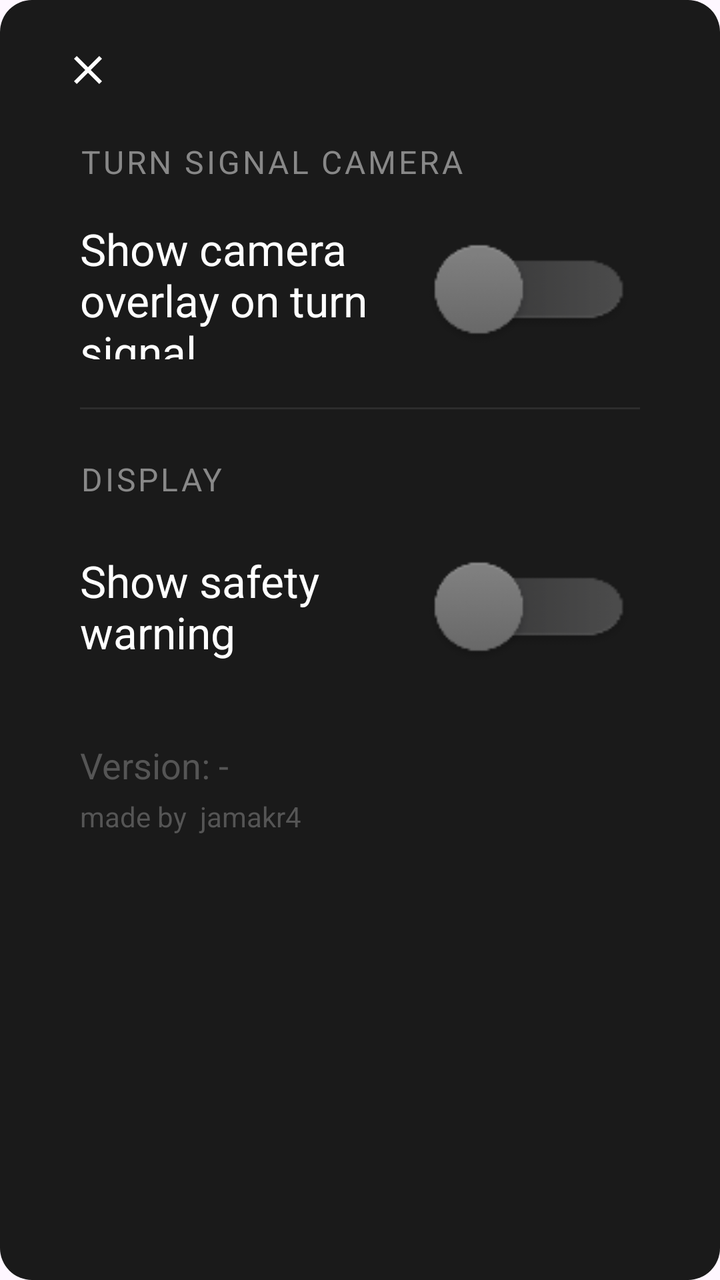
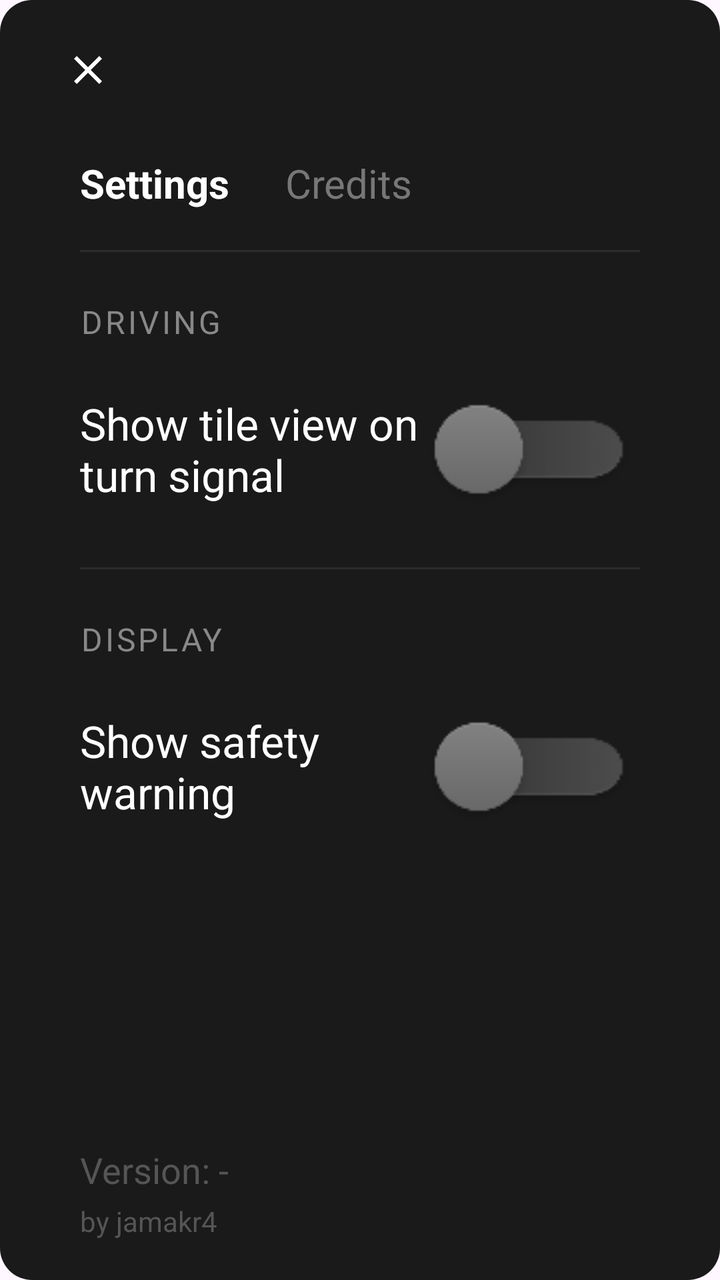

The first picture is an Android layout as it rendered before a commit; the second is the same layout after the commit. The layout source and the unified diff follow.
<!-- AndroidManifest.xml: application theme Theme.DrivehubKamera -->
<!-- res/layout/dialog_settings.xml -->
<?xml version="1.0" encoding="utf-8"?>
<LinearLayout xmlns:android="http://schemas.android.com/apk/res/android"
    android:layout_width="match_parent"
    android:layout_height="wrap_content"
    android:orientation="vertical"
    android:background="@drawable/bg_settings_card">

    <LinearLayout
        android:layout_width="match_parent"
        android:layout_height="70dp"
        android:orientation="horizontal"
        android:gravity="center_vertical"
        android:paddingStart="12dp"
        android:paddingEnd="12dp">

        <ImageButton
            android:id="@+id/btnClose"
            android:layout_width="64dp"
            android:layout_height="64dp"
            android:src="@drawable/ic_close"
            android:tint="#FFFFFF"
            android:background="@android:color/transparent"
            android:padding="14dp"
            android:contentDescription="Close"
            android:focusable="false" />

    </LinearLayout>

    <LinearLayout
        android:layout_width="match_parent"
        android:layout_height="wrap_content"
        android:orientation="vertical"
        android:paddingStart="40dp"
        android:paddingEnd="40dp"
        android:paddingBottom="32dp">

        <TextView
            android:layout_width="match_parent"
            android:layout_height="wrap_content"
            android:text="TURN SIGNAL CAMERA"
            android:textColor="#888888"
            android:textSize="16sp"
            android:letterSpacing="0.08"
            android:layout_marginBottom="18dp" />

        <LinearLayout
            android:layout_width="match_parent"
            android:layout_height="70dp"
            android:orientation="horizontal"
            android:gravity="center_vertical">

            <TextView
                android:layout_width="0dp"
                android:layout_height="wrap_content"
                android:layout_weight="1"
                android:text="Show camera overlay on turn signal"
                android:textColor="#FFFFFF"
                android:textSize="22sp" />

            <Switch
                android:id="@+id/switchOverlayOnSignal"
                android:layout_width="wrap_content"
                android:layout_height="wrap_content"
                android:focusable="false"
                android:showText="false"
                android:splitTrack="false"
                android:scaleX="1.1"
                android:scaleY="1.1"
                android:track="@drawable/switch_selector_green"
                android:thumb="@drawable/switch_white_circle_selector" />

        </LinearLayout>

        <View
            android:layout_width="match_parent"
            android:layout_height="1dp"
            android:layout_marginTop="24dp"
            android:layout_marginBottom="24dp"
            android:background="#2D2D2D" />

        <TextView
            android:layout_width="match_parent"
            android:layout_height="wrap_content"
            android:text="DISPLAY"
            android:textColor="#888888"
            android:textSize="16sp"
            android:letterSpacing="0.08"
            android:layout_marginBottom="18dp" />

        <LinearLayout
            android:layout_width="match_parent"
            android:layout_height="70dp"
            android:orientation="horizontal"
            android:gravity="center_vertical">

            <TextView
                android:layout_width="0dp"
                android:layout_height="wrap_content"
                android:layout_weight="1"
                android:text="@string/show_safety_warning"
                android:textColor="#FFFFFF"
                android:textSize="22sp" />

            <Switch
                android:id="@+id/switchSafetyWarning"
                android:layout_width="wrap_content"
                android:layout_height="wrap_content"
                android:focusable="false"
                android:showText="false"
                android:splitTrack="false"
                android:scaleX="1.1"
                android:scaleY="1.1"
                android:track="@drawable/switch_selector_green"
                android:thumb="@drawable/switch_white_circle_selector" />

        </LinearLayout>

    </LinearLayout>

    <TextView
        android:id="@+id/tvDialogVersion"
        android:layout_width="wrap_content"
        android:layout_height="wrap_content"
        android:layout_marginStart="40dp"
        android:textSize="18sp"
        android:textColor="#555555"
        android:text="Version: -" />

    <TextView
        android:id="@+id/tvDialogFooterAuthor"
        android:layout_width="wrap_content"
        android:layout_height="wrap_content"
        android:layout_marginStart="40dp"
        android:layout_marginTop="4dp"
        android:layout_marginBottom="20dp"
        android:textSize="14sp"
        android:textColor="#555555"
        android:text="made by  jamakr4" />

</LinearLayout>
<!-- resources referenced by this layout -->
<resources>
  <!-- drawable bg_settings_card (drawable) -->
  <?xml version="1.0" encoding="utf-8"?>
  <shape xmlns:android="http://schemas.android.com/apk/res/android"
      android:shape="rectangle">
      <solid android:color="#1A1A1A" />
      <corners android:radius="16dp" />
  </shape>
  <!-- drawable ic_close (drawable) -->
  <?xml version="1.0" encoding="utf-8"?>
  <vector xmlns:android="http://schemas.android.com/apk/res/android"
      android:width="24dp"
      android:height="24dp"
      android:viewportWidth="24"
      android:viewportHeight="24">
      <path
          android:fillColor="#FFFFFF"
          android:pathData="M19,6.41L17.59,5 12,10.59 6.41,5 5,6.41 10.59,12 5,17.59 6.41,19 12,13.41 17.59,19 19,17.59 13.41,12z" />
  </vector>
  <!-- drawable switch_selector_green (drawable) -->
  <?xml version="1.0" encoding="utf-8"?>
  <selector xmlns:android="http://schemas.android.com/apk/res/android">
      <item android:state_checked="true" android:drawable="@drawable/switch_on_bg" />
      <item android:drawable="@drawable/switch_off_bg" />
  </selector>
  <!-- drawable switch_white_circle_selector (drawable) -->
  <?xml version="1.0" encoding="utf-8"?>
  <selector xmlns:android="http://schemas.android.com/apk/res/android">
      <item android:state_checked="true" android:drawable="@drawable/switch_on_slider" />
      <item android:drawable="@drawable/switch_off_slider" />
  </selector>
  <string name="show_safety_warning">Show safety warning</string>
  <style name="Theme.DrivehubKamera" parent="Base.Theme.DrivehubKamera" />
  <!-- drawable switch_on_bg: png bitmap (drawable, 2556 bytes) -->
  <!-- drawable switch_off_bg: png bitmap (drawable, 1259 bytes) -->
  <!-- drawable switch_on_slider: png bitmap (drawable, 1102 bytes) -->
  <!-- drawable switch_off_slider: png bitmap (drawable, 1045 bytes) -->
  <style name="Base.Theme.DrivehubKamera" parent="Theme.Material3.DayNight.NoActionBar">
          
          
      </style>
</resources>

<!-- the commit's change to res/layout/dialog_settings.xml (unified diff, before → after) -->
@@ -1,7 +1,7 @@
 <?xml version="1.0" encoding="utf-8"?>
 <LinearLayout xmlns:android="http://schemas.android.com/apk/res/android"
     android:layout_width="match_parent"
-    android:layout_height="wrap_content"
+    android:layout_height="560dp"
     android:orientation="vertical"
     android:background="@drawable/bg_settings_card">
 
@@ -29,93 +29,164 @@
     <LinearLayout
         android:layout_width="match_parent"
         android:layout_height="wrap_content"
-        android:orientation="vertical"
+        android:orientation="horizontal"
         android:paddingStart="40dp"
-        android:paddingEnd="40dp"
-        android:paddingBottom="32dp">
+        android:paddingEnd="40dp">
 
         <TextView
+            android:id="@+id/tabSettings"
+            android:layout_width="wrap_content"
+            android:layout_height="wrap_content"
+            android:layout_marginEnd="28dp"
+            android:paddingTop="8dp"
+            android:paddingBottom="8dp"
+            android:text="Settings"
+            android:textColor="#FFFFFF"
+            android:textSize="20sp"
+            android:textStyle="bold" />
+
+        <TextView
+            android:id="@+id/tabCredits"
+            android:layout_width="wrap_content"
+            android:layout_height="wrap_content"
+            android:paddingTop="8dp"
+            android:paddingBottom="8dp"
+            android:text="Credits"
+            android:textColor="#777777"
+            android:textSize="20sp" />
+
+    </LinearLayout>
+
+    <View
+        android:layout_width="match_parent"
+        android:layout_height="1dp"
+        android:layout_marginStart="40dp"
+        android:layout_marginTop="12dp"
+        android:layout_marginEnd="40dp"
+        android:layout_marginBottom="8dp"
+        android:background="#2D2D2D" />
+
+    <ScrollView
+        android:layout_width="match_parent"
+        android:layout_height="0dp"
+        android:layout_weight="1"
+        android:fillViewport="true"
+        android:overScrollMode="ifContentScrolls">
+
+        <FrameLayout
             android:layout_width="match_parent"
             android:layout_height="wrap_content"
-            android:text="TURN SIGNAL CAMERA"
-            android:textColor="#888888"
-            android:textSize="16sp"
-            android:letterSpacing="0.08"
-            android:layout_marginBottom="18dp" />
-
-        <LinearLayout
-            android:layout_width="match_parent"
-            android:layout_height="70dp"
-            android:orientation="horizontal"
-            android:gravity="center_vertical">
-
-            <TextView
-                android:layout_width="0dp"
+            android:paddingStart="40dp"
+            android:paddingEnd="40dp"
+            android:paddingTop="16dp"
+            android:paddingBottom="24dp">
+
+            <LinearLayout
+                android:id="@+id/sectionSettings"
+                android:layout_width="match_parent"
                 android:layout_height="wrap_content"
-                android:layout_weight="1"
-                android:text="Show camera overlay on turn signal"
-                android:textColor="#FFFFFF"
-                android:textSize="22sp" />
-
-            <Switch
-                android:id="@+id/switchOverlayOnSignal"
-                android:layout_width="wrap_content"
+                android:orientation="vertical">
+
+                <TextView
+                    android:layout_width="match_parent"
+                    android:layout_height="wrap_content"
+                    android:layout_marginBottom="18dp"
+                    android:text="DRIVING"
+                    android:textColor="#888888"
+                    android:textSize="16sp"
+                    android:letterSpacing="0.08" />
+
+                <LinearLayout
+                    android:layout_width="match_parent"
+                    android:layout_height="70dp"
+                    android:orientation="horizontal"
+                    android:gravity="center_vertical">
+
+                    <TextView
+                        android:layout_width="0dp"
+                        android:layout_height="wrap_content"
+                        android:layout_weight="1"
+                        android:text="Show tile view on turn signal"
+                        android:textColor="#FFFFFF"
+                        android:textSize="22sp" />
+
+                    <Switch
+                        android:id="@+id/switchOverlayOnSignal"
+                        android:layout_width="wrap_content"
+                        android:layout_height="wrap_content"
+                        android:focusable="false"
+                        android:showText="false"
+                        android:splitTrack="false"
+                        android:scaleX="1.1"
+                        android:scaleY="1.1"
+                        android:track="@drawable/switch_selector_green"
+                        android:thumb="@drawable/switch_white_circle_selector" />
+
+                </LinearLayout>
+
+                <View
+                    android:layout_width="match_parent"
+                    android:layout_height="1dp"
+                    android:layout_marginTop="24dp"
+                    android:layout_marginBottom="24dp"
+                    android:background="#2D2D2D" />
+
+                <TextView
+                    android:layout_width="match_parent"
+                    android:layout_height="wrap_content"
+                    android:layout_marginBottom="18dp"
+                    android:text="DISPLAY"
+                    android:textColor="#888888"
+                    android:textSize="16sp"
+                    android:letterSpacing="0.08" />
+
+                <LinearLayout
+                    android:layout_width="match_parent"
+                    android:layout_height="70dp"
+                    android:orientation="horizontal"
+                    android:gravity="center_vertical">
+
+                    <TextView
+                        android:layout_width="0dp"
+                        android:layout_height="wrap_content"
+                        android:layout_weight="1"
+                        android:text="@string/show_safety_warning"
+                        android:textColor="#FFFFFF"
+                        android:textSize="22sp" />
+
+                    <Switch
+                        android:id="@+id/switchSafetyWarning"
+                        android:layout_width="wrap_content"
+                        android:layout_height="wrap_content"
+                        android:focusable="false"
+                        android:showText="false"
+                        android:splitTrack="false"
+                        android:scaleX="1.1"
+                        android:scaleY="1.1"
+                        android:track="@drawable/switch_selector_green"
+                        android:thumb="@drawable/switch_white_circle_selector" />
+
+                </LinearLayout>
+            </LinearLayout>
+
+            <LinearLayout
+                android:id="@+id/sectionCredits"
+                android:layout_width="match_parent"
                 android:layout_height="wrap_content"
-                android:focusable="false"
-                android:showText="false"
-                android:splitTrack="false"
-                android:scaleX="1.1"
-                android:scaleY="1.1"
-                android:track="@drawable/switch_selector_green"
-                android:thumb="@drawable/switch_white_circle_selector" />
-
-        </LinearLayout>
-
-        <View
-            android:layout_width="match_parent"
-            android:layout_height="1dp"
-            android:layout_marginTop="24dp"
-            android:layout_marginBottom="24dp"
-            android:background="#2D2D2D" />
-
-        <TextView
-            android:layout_width="match_parent"
-            android:layout_height="wrap_content"
-            android:text="DISPLAY"
-            android:textColor="#888888"
-            android:textSize="16sp"
-            android:letterSpacing="0.08"
-            android:layout_marginBottom="18dp" />
-
-        <LinearLayout
-            android:layout_width="match_parent"
-            android:layout_height="70dp"
-            android:orientation="horizontal"
-            android:gravity="center_vertical">
-
-            <TextView
-                android:layout_width="0dp"
-                android:layout_height="wrap_content"
-                android:layout_weight="1"
-                android:text="@string/show_safety_warning"
-                android:textColor="#FFFFFF"
-                android:textSize="22sp" />
-
-            <Switch
-                android:id="@+id/switchSafetyWarning"
-                android:layout_width="wrap_content"
-                android:layout_height="wrap_content"
-                android:focusable="false"
-                android:showText="false"
-                android:splitTrack="false"
-                android:scaleX="1.1"
-                android:scaleY="1.1"
-                android:track="@drawable/switch_selector_green"
-                android:thumb="@drawable/switch_white_circle_selector" />
-
-        </LinearLayout>
-
-    </LinearLayout>
+                android:orientation="vertical"
+                android:visibility="gone">
+
+                <TextView
+                    android:layout_width="match_parent"
+                    android:layout_height="wrap_content"
+                    android:lineSpacingExtra="5dp"
+                    android:text="Analysis based on community research from XDA Forums - MG4 Electric AAOS 9&#10;&#10;Tile View based on merth4n&#10;&#10;Uses OpenCV 4.9.0 (opencv.org) - Apache License 2.0&#10;&#10;Icons based on Google Material Symbols - Apache License 2.0"
+                    android:textColor="#FFFFFF"
+                    android:textSize="18sp" />
+            </LinearLayout>
+
+        </FrameLayout>
+    </ScrollView>
 
     <TextView
         android:id="@+id/tvDialogVersion"
@@ -135,6 +206,6 @@
         android:layout_marginBottom="20dp"
         android:textSize="14sp"
         android:textColor="#555555"
-        android:text="made by  jamakr4" />
+        android:text="by jamakr4" />
 
 </LinearLayout>
